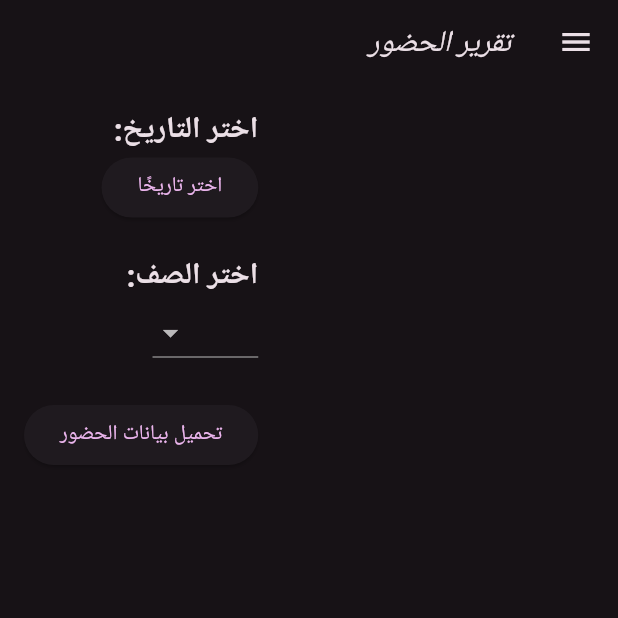
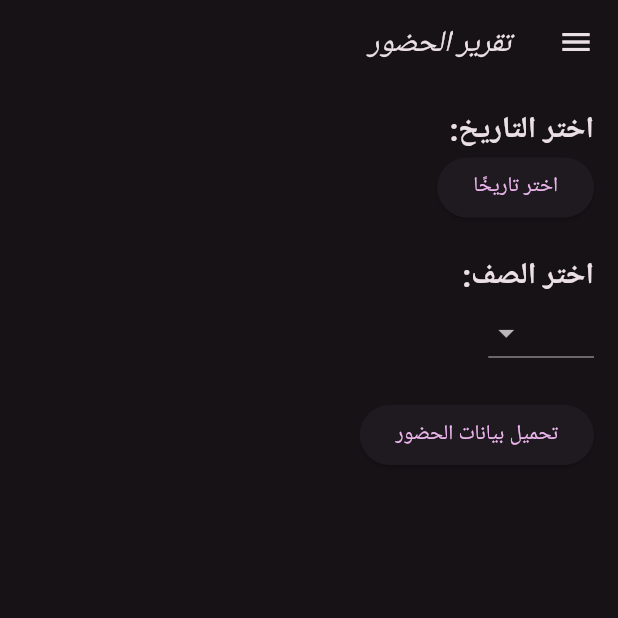
Before and after one commit to khaledd20/Star-Kids, a Flutter app: the AttendanceReportScreen screen opened directly, on a phone screen of 412 x 824 dp, the top half of it. Run offline on Flutter 3.47's test engine with Material 2 defaults, Android fonts, the phone set to English and light mode, and no system bars; our stand-ins replace cloud_firestore, firebase_auth, firebase_core, firebase_storage, flutter_easyloading, google_fonts and 1 more; missing offline and left inert: qr_code_scanner; accounts and stored records are empty.

Commit message:
alignment

```diff
--- a/lib/views/attendanceReport.dart
+++ b/lib/views/attendanceReport.dart
@@ -35,7 +35,7 @@ class _AttendanceReportScreenState extends State<AttendanceReportScreen> {
           children: [
             DrawerHeader(
               decoration: BoxDecoration(
-                color: Colors.purple,
+                color: Color.fromARGB(255, 183, 189, 0),
               ),
               child: Text(
                 'قائمة المشرف',
@@ -113,9 +113,12 @@ class _AttendanceReportScreenState extends State<AttendanceReportScreen> {
           ],
         ),
       ),
-      body:
-      Padding(
-        padding: const EdgeInsets.all(16.0),
+      body: Padding(
+  padding: const EdgeInsets.all(16.0),
+  child: Row(
+    mainAxisAlignment: MainAxisAlignment.end,
+    children: <Widget>[
+      Expanded(
         child: Column(
           crossAxisAlignment: CrossAxisAlignment.start,
           children: <Widget>[
@@ -188,6 +191,10 @@ class _AttendanceReportScreenState extends State<AttendanceReportScreen> {
           ],
         ),
       ),
+    ],
+  ),
+),
+
       ),
     );
   }
```
